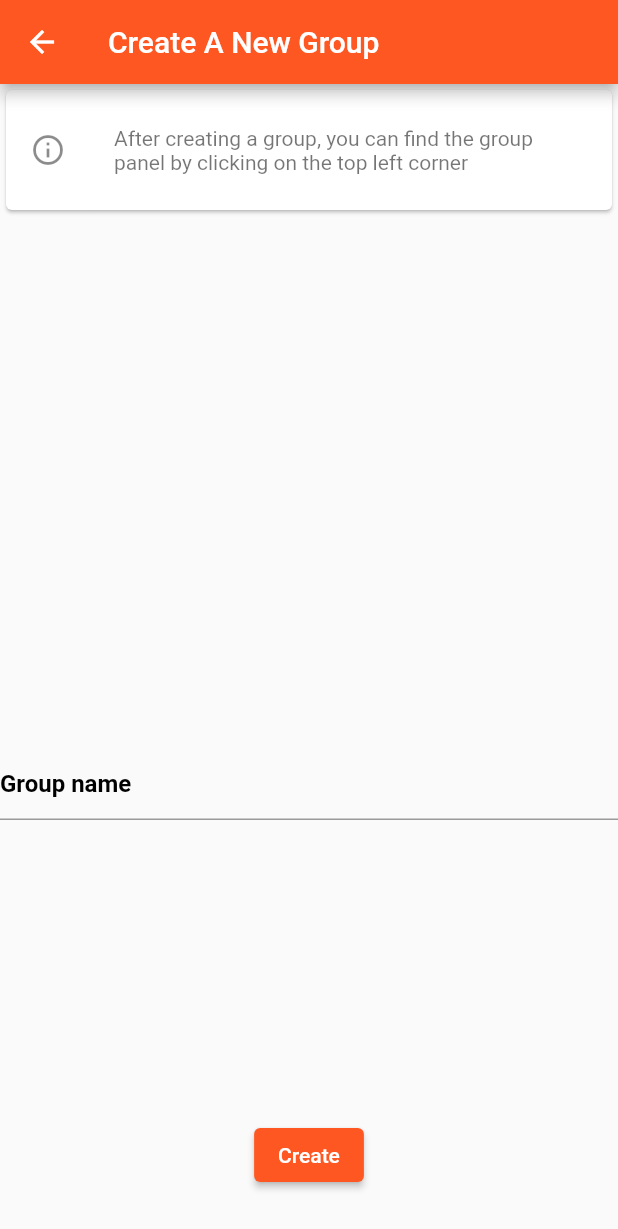
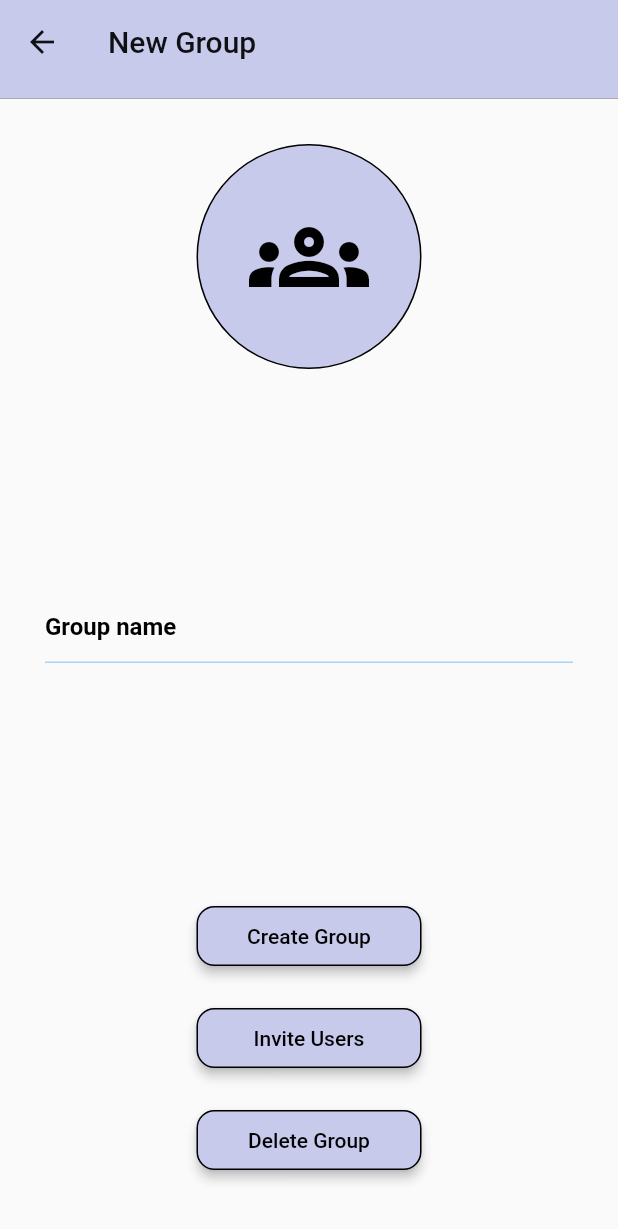
Before and after one commit to ubclaunchpad/task-scheduling, a Flutter app: the CreateGroup screen opened directly with empty values, on a phone screen of 412 x 824 dp. Shown: the top 1229 px of the screen. Run offline on Flutter 3.47's test engine with Material 2 defaults, Android fonts, the phone set to English and light mode, and no system bars; our stand-ins replace cloud_firestore, date_format, firebase_auth, firebase_core, google_sign_in, sliding_up_panel and 1 more; missing offline and left inert: cloud_firestore_web, firebase_auth_web, firebase_core_web, google_sign_in_web; accounts and stored records are empty.

Commit message:
Added sliding panel for user, implemented a bit of themes and a button layout

```diff
--- a/frontend/lib/main.dart
+++ b/frontend/lib/main.dart
@@ -1,6 +1,7 @@
 import 'package:flutter/material.dart';
 import 'package:firebase_core/firebase_core.dart';
 import 'src/authentication_home_page.dart';
+import 'styles/theme.dart';
 
 void main() async {
   WidgetsFlutterBinding.ensureInitialized();
@@ -18,9 +19,7 @@ class TaskScheduler extends StatelessWidget {
   Widget build(BuildContext context) {
     return MaterialApp(
       title: 'Index',
-      theme: ThemeData(
-          primaryColor: Color.fromRGBO(255, 244, 208, 1.0),
-          primarySwatch: Colors.deepOrange),
+      theme: themeDataDark,
       home: const LoginPage(),
     );
   }
--- a/frontend/lib/src/create_group.dart
+++ b/frontend/lib/src/create_group.dart
@@ -1,6 +1,8 @@
-import 'package:flutter/foundation.dart';
 import 'package:flutter/material.dart';
 import 'package:cloud_firestore/cloud_firestore.dart';
+import 'package:lp_task_scheduler/styles/theme.dart';
+import 'package:lp_task_scheduler/widgets/button.dart';
+import 'package:lp_task_scheduler/widgets/invite_panel.dart';
 
 class CreateGroup extends StatefulWidget {
   const CreateGroup({Key? key, required this.id}) : super(key: key);
@@ -24,6 +26,76 @@ class _CreateGroup extends State<CreateGroup> {
     super.dispose();
   }
 
+  @override
+  Widget build(BuildContext context) {
+    return Scaffold(
+      appBar: AppBar(
+          elevation: 0,
+          bottom: PreferredSize(
+              child: Container(
+                color: Colors.grey,
+                height: 0.5,
+              ),
+              preferredSize: const Size.fromHeight(10.0)),
+          title: const Text("New Group")),
+      body: Container(
+        margin: const EdgeInsets.only(top: 30, bottom: 30),
+        child: Column(
+            mainAxisAlignment: MainAxisAlignment.spaceBetween,
+            children: [
+              Stack(
+                alignment: AlignmentDirectional.center,
+                children: [
+                  Container(
+                    width: 150,
+                    height: 150,
+                    decoration: BoxDecoration(
+                        border: Border.all(
+                          color: Colors.black,
+                          width: 1,
+                        ),
+                        borderRadius: BorderRadius.circular(100),
+                        color: scheme.primary),
+                  ),
+                  const Icon(
+                    Icons.groups_outlined,
+                    size: 80,
+                    color: Colors.black,
+                  ),
+                ],
+              ),
+              Container(
+                padding: EdgeInsets.all(30),
+                child: TextField(
+                  controller: myController,
+                  decoration: const InputDecoration(
+                    //border: InputBorder.none,
+                    hintText: "Group name",
+                    hintStyle: TextStyle(
+                      fontWeight: FontWeight.bold,
+                      fontSize: 16,
+                      decoration: TextDecoration.none,
+                      color: Colors.black,
+                    ),
+                  ),
+                ),
+              ),
+              Column(
+                children: [
+                  Button(
+                      label: "Create Group", onPressedF: () => createAGroup()),
+                  Button(
+                      label: "Invite Users",
+                      onPressedF: () => _showCupertinoDialog()),
+                  Button(
+                      label: "Delete Group", onPressedF: () => createAGroup()),
+                ],
+              ),
+            ]),
+      ),
+    );
+  }
+
   void createAGroup() async {
     CollectionReference ref = FirebaseFirestore.instance.collection("groups");
     ref.add({
@@ -42,58 +114,22 @@ class _CreateGroup extends State<CreateGroup> {
     });
   }
 
-  @override
-  Widget build(BuildContext context) {
-    return Scaffold(
-      appBar: AppBar(
-        title: const Text('Create A New Group'),
-      ),
-      body: Container(
-        margin: const EdgeInsets.only(bottom: 30),
-        child: Column(
-            mainAxisAlignment: MainAxisAlignment.spaceBetween,
-            children: [
-              const Card(
-                child: Padding(
-                  padding: EdgeInsets.only(top: 20.0, bottom: 20.0),
-                  child: ListTile(
-                    leading: Icon(Icons.info_outlined),
-                    subtitle: Text(
-                        'After creating a group, you can find the group panel by clicking on the top left corner'),
-                  ),
-                ),
-              ),
-              Text(widget.id),
-              TextField(
-                controller: myController,
-                decoration: const InputDecoration(
-                  //border: InputBorder.none,
-                  hintText: "Group name",
-                  hintStyle: TextStyle(
-                    fontWeight: FontWeight.bold,
-                    fontSize: 16,
-                    decoration: TextDecoration.none,
-                    color: Colors.black,
-                  ),
-                ),
-              ),
-              Container(
-                margin: const EdgeInsets.only(top: 30),
-                child: Column(
-                  children: [
-                    ElevatedButton(
-                      onPressed: () {
-                        createAGroup();
-                        // Navigator.pop(context);
-                      },
-                      child: const Text('Create'),
-                    ),
-                  ],
-                ),
-                // width: MediaQuery.of(context).size.width,
-              ),
-            ]),
-      ),
-    );
+  _dismissDialog() {
+    Navigator.pop(context);
+  }
+
+  void _showCupertinoDialog() {
+    showDialog(
+        context: context,
+        builder: (context) {
+          return Center(
+            child: Container(
+                width: MediaQuery.of(context).size.width * 0.8,
+                height: MediaQuery.of(context).size.height * 0.6,
+                child: Scaffold(
+                    backgroundColor: Colors.transparent,
+                    body: Center(child: InvitePanel(id: "ss")))),
+          );
+        });
   }
 }
--- /dev/null
+++ b/frontend/lib/styles/theme.dart
@@ -0,0 +1,43 @@
+import 'package:flutter/material.dart';
+
+/**
+ * Main area to modify styles for widgets
+ * NOTE: It's a work in progress - Subject to change
+ *
+ */
+
+ThemeData themeDataDark = ThemeData(colorScheme: scheme);
+
+ColorScheme scheme = const ColorScheme(
+    brightness: Brightness.light,
+    primary: Color.fromARGB(255, 200, 202, 236),
+    onPrimary: Color.fromARGB(255, 15, 16, 20),
+    secondary: Colors.red,
+    onSecondary: Colors.blue,
+    error: Colors.red,
+    onError: Colors.red,
+    background: Colors.blue,
+    onBackground: Colors.blue,
+    surface: Colors.blue,
+    onSurface: Colors.blue);
+
+ButtonStyle primaryButtonStyle = ButtonStyle(
+  enableFeedback: true,
+  padding:
+      MaterialStateProperty.all(const EdgeInsets.only(top: 10, bottom: 10)),
+  maximumSize: MaterialStateProperty.all(const Size(150, 100)),
+  minimumSize: MaterialStateProperty.all(const Size(150, 40)),
+  elevation: MaterialStateProperty.all<double?>(3),
+  backgroundColor: MaterialStateProperty.all(scheme.primary),
+  overlayColor: MaterialStateProperty.all(scheme.onPrimary),
+  side: MaterialStateProperty.all(
+    const BorderSide(
+      color: Colors.black,
+      width: 1,
+    ),
+  ),
+  shape:
+      MaterialStateProperty.all<RoundedRectangleBorder>(RoundedRectangleBorder(
+    borderRadius: BorderRadius.circular(12.0),
+  )),
+);
--- /dev/null
+++ b/frontend/lib/widgets/button.dart
@@ -0,0 +1,47 @@
+import 'package:flutter/material.dart';
+import 'package:lp_task_scheduler/styles/theme.dart';
+
+class Button extends StatelessWidget {
+  const Button(
+      {Key? key,
+      required this.label,
+      required this.onPressedF,
+      this.iconData,
+      this.isPrimary})
+      : super(key: key);
+  final String label;
+  final Function onPressedF;
+  final IconData? iconData;
+  final bool? isPrimary;
+
+  @override
+  Widget build(BuildContext context) {
+    return Container(
+        margin: const EdgeInsets.all(10),
+        // width: MediaQuery.of(context).size.width * 0.8,
+        padding: EdgeInsets.zero,
+        child: iconData != null
+            ? TextButton.icon(
+                autofocus: true,
+                style: primaryButtonStyle,
+                onLongPress: () => onPressedF(),
+                icon: Icon(
+                  iconData,
+                  color: Colors.black,
+                ),
+                label: Text(
+                  label,
+                  style: const TextStyle(color: Colors.black),
+                ),
+                onPressed: () => onPressedF())
+            : TextButton(
+                autofocus: true,
+                style: primaryButtonStyle,
+                onLongPress: () => {},
+                child: Text(
+                  label,
+                  style: const TextStyle(color: Colors.black),
+                ),
+                onPressed: () => {onPressedF()}));
+  }
+}
```
Also changed, not shown: frontend/lib/src/task_main_page.dart (+6 -2 lines), frontend/lib/widgets/invite_panel.dart (+35 -35 lines), frontend/lib/widgets/side_panel.dart (added, +151 -0 lines), frontend/pubspec.lock, 2 other files.
